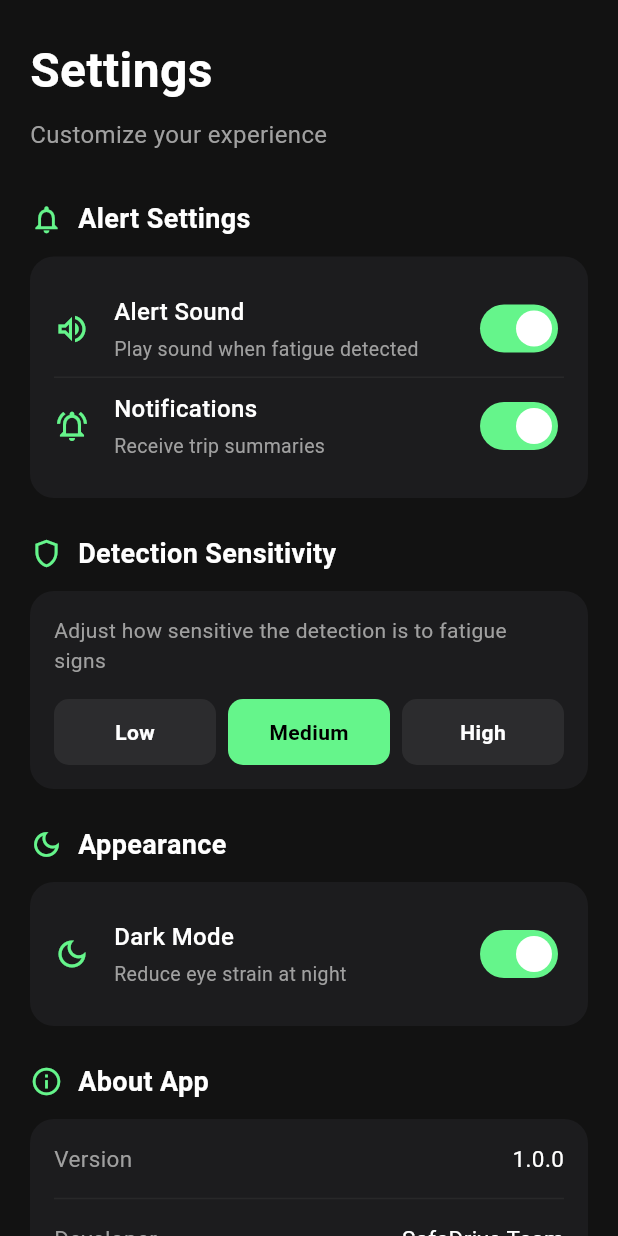
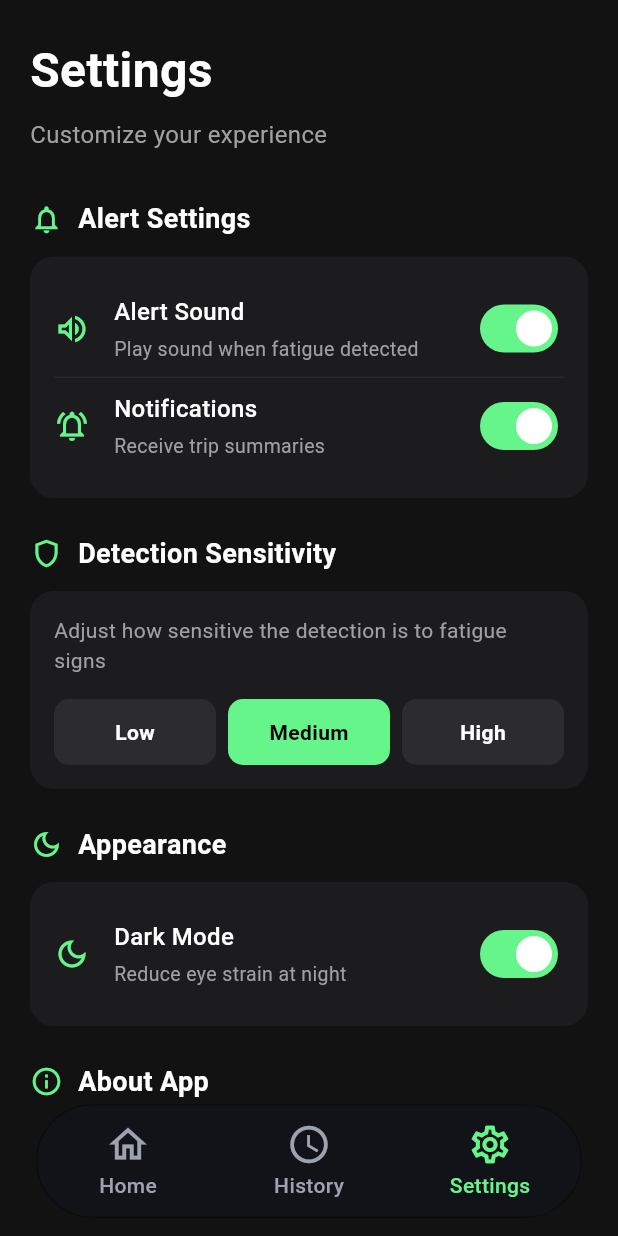
Before and after one commit to kmaperera/Safe-Drive, a Flutter app: the screen it shows after launch, on a phone screen of 412 x 824 dp. Run offline on Flutter 3.47's test engine with Material 3 defaults, Android fonts, the phone set to English and light mode, and no system bars.

Commit message:
Add bottom navigation bar

```diff
--- a/lib/main.dart
+++ b/lib/main.dart
@@ -12,12 +12,134 @@ class MyApp extends StatelessWidget {
   Widget build(BuildContext context) {
     return MaterialApp(
       title: 'Safe Drive',
+      debugShowCheckedModeBanner: false,
       theme: ThemeData(
-        colorScheme: ColorScheme.fromSeed(seedColor: Colors.green),
         useMaterial3: true,
+        scaffoldBackgroundColor: const Color(0xFF121212),
       ),
-      debugShowCheckedModeBanner: false,
-      home: const SettingsScreen(),
+      home: const RootNavigationScreen(),
     );
   }
 }
+
+class RootNavigationScreen extends StatefulWidget {
+  const RootNavigationScreen({super.key});
+
+  @override
+  State<RootNavigationScreen> createState() => _RootNavigationScreenState();
+}
+
+class _RootNavigationScreenState extends State<RootNavigationScreen> {
+  int _currentIndex = 2;
+
+  late final List<Widget> _pages = [
+    const _PlaceholderScreen(title: 'Home'),
+    const _PlaceholderScreen(title: 'History'),
+    const SettingsScreen(),
+  ];
+
+  @override
+  Widget build(BuildContext context) {
+    return Scaffold(
+      body: IndexedStack(
+        index: _currentIndex,
+        children: _pages,
+      ),
+      bottomNavigationBar: SafeArea(
+        minimum: const EdgeInsets.fromLTRB(24, 0, 24, 12),
+        child: Container(
+          height: 76,
+          decoration: BoxDecoration(
+            color: const Color(0xFF111318),
+            borderRadius: BorderRadius.circular(38),
+            border: Border.all(color: Colors.black.withOpacity(0.35)),
+          ),
+          child: Row(
+            children: [
+              _NavItem(
+                icon: Icons.home_outlined,
+                label: 'Home',
+                selected: _currentIndex == 0,
+                onTap: () => setState(() => _currentIndex = 0),
+              ),
+              _NavItem(
+                icon: Icons.access_time,
+                label: 'History',
+                selected: _currentIndex == 1,
+                onTap: () => setState(() => _currentIndex = 1),
+              ),
+              _NavItem(
+                icon: Icons.settings_outlined,
+                label: 'Settings',
+                selected: _currentIndex == 2,
+                onTap: () => setState(() => _currentIndex = 2),
+              ),
+            ],
+          ),
+        ),
+      ),
+    );
+  }
+}
+
+class _NavItem extends StatelessWidget {
+  const _NavItem({
+    required this.icon,
+    required this.label,
+    required this.selected,
+    required this.onTap,
+  });
+
+  final IconData icon;
+  final String label;
+  final bool selected;
+  final VoidCallback onTap;
+
+  @override
+  Widget build(BuildContext context) {
+    final Color active = const Color(0xFF65F58B);
+    final Color inactive = const Color(0xFF9CA3AF);
+
+    return Expanded(
+      child: InkWell(
+        borderRadius: BorderRadius.circular(24),
+        onTap: onTap,
+        child: Column(
+          mainAxisAlignment: MainAxisAlignment.center,
+          children: [
+            Icon(icon, size: 30, color: selected ? active : inactive),
+            const SizedBox(height: 2),
+            Text(
+              label,
+              style: TextStyle(
+                fontSize: 14,
+                fontWeight: FontWeight.w500,
+                color: selected ? active : inactive,
+              ),
+            ),
+          ],
+        ),
+      ),
+    );
+  }
+}
+
+class _PlaceholderScreen extends StatelessWidget {
+  const _PlaceholderScreen({required this.title});
+
+  final String title;
+
+  @override
+  Widget build(BuildContext context) {
+    return Center(
+      child: Text(
+        title,
+        style: const TextStyle(
+          color: Colors.white,
+          fontSize: 28,
+          fontWeight: FontWeight.bold,
+        ),
+      ),
+    );
+  }
+}
```
